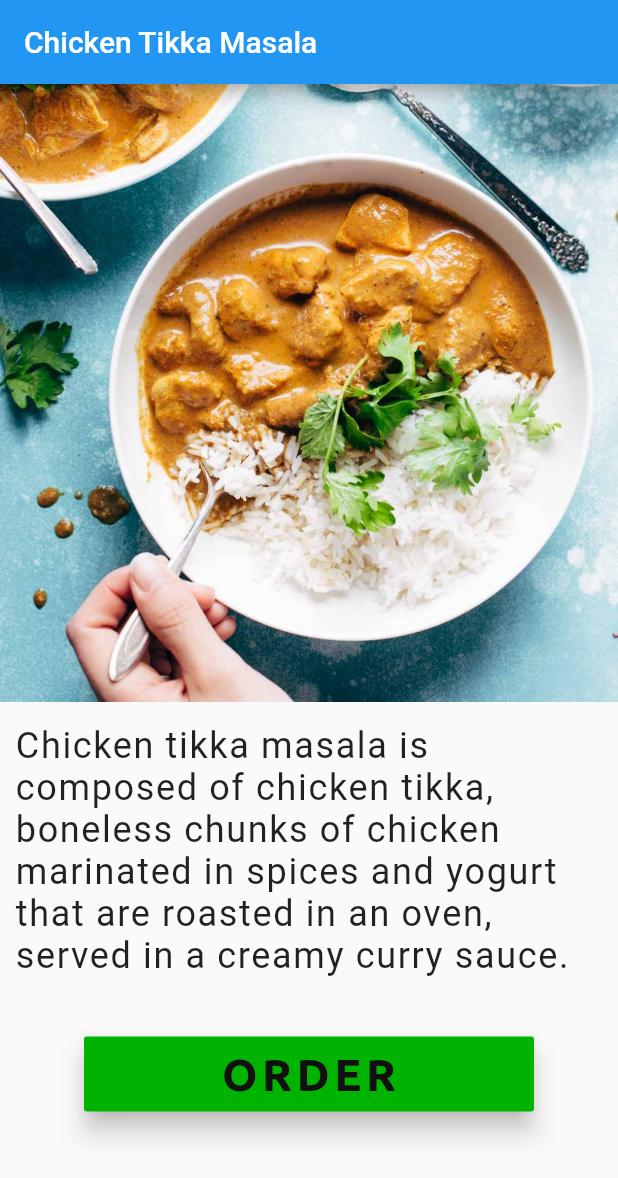
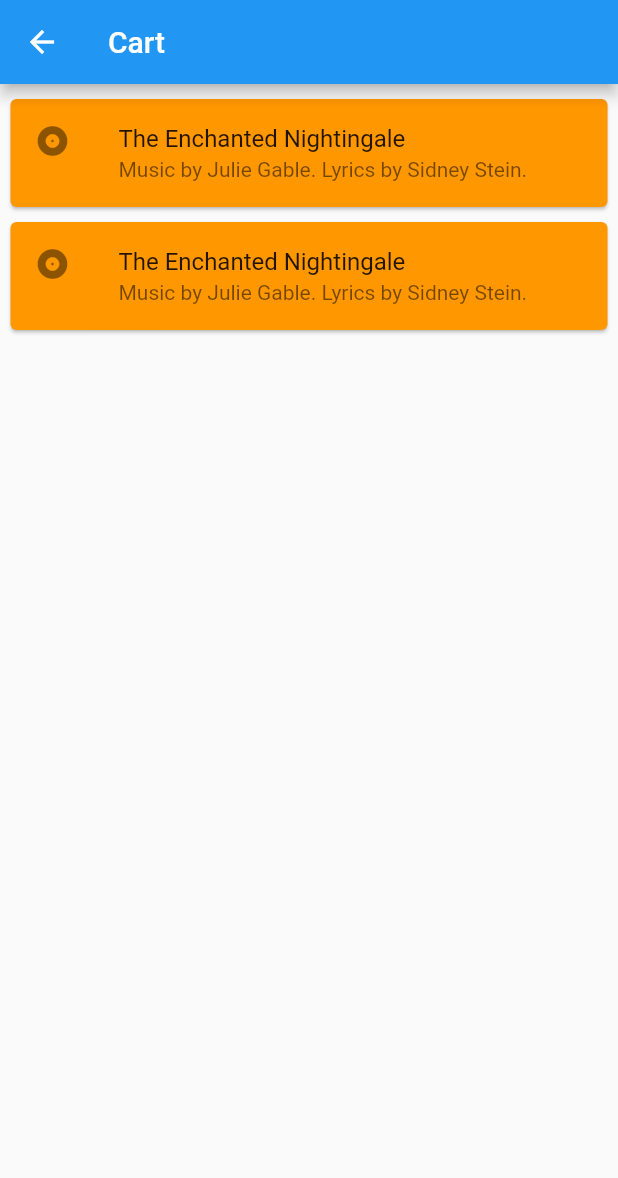
Before and after one commit to killerone/Easy-Order, a Flutter app: the screen it shows after launch, on a phone screen of 412 x 824 dp. Shown: the top 1178 px of the screen. Run offline on Flutter 3.47's test engine with Material 2 defaults, Android fonts, the phone set to English and light mode, and no system bars.

Commit message:
cart WIP

```diff
--- /dev/null
+++ b/lib/cart.dart
@@ -0,0 +1,41 @@
+import 'package:flutter/material.dart';
+
+class Cart extends StatelessWidget {
+  @override
+  Widget build(BuildContext context) {
+    return Scaffold(
+        appBar: AppBar(
+          title: Text("Cart"),
+          leading: IconButton(
+              icon: Icon(Icons.arrow_back),
+              onPressed: () {
+                previousScreen();
+              }),
+        ),
+        body: Column(
+          children: <Widget>[Cards(),Cards()],
+        ));
+  }
+
+
+}
+
+class Cards extends StatelessWidget {
+  @override
+  Widget build(BuildContext context) {
+    return Card(
+      child: Column(mainAxisSize: MainAxisSize.min, children: <Widget>[
+        const ListTile(
+          leading: Icon(Icons.album),
+          title: Text('The Enchanted Nightingale'),
+          subtitle: Text('Music by Julie Gable. Lyrics by Sidney Stein.'),
+        )
+      ]),
+      borderOnForeground: true,
+      color: Colors.orange,
+      margin: EdgeInsets.fromLTRB(7.0, 10.0, 7.0, 0.0),
+    );
+  }
+}
+
+void previousScreen() {}
--- a/lib/main.dart
+++ b/lib/main.dart
@@ -1,4 +1,5 @@
 import 'package:easy_order/item_details.dart';
+import 'package:easy_order/cart.dart';
 import 'package:flutter/material.dart';
 // import 'package:cloud_firestore/cloud_firestore.dart';
 
@@ -14,7 +15,7 @@ class MyApp extends StatelessWidget {
         theme: ThemeData(
           primarySwatch: Colors.blue,
         ),
-        home: ItemDetails());
+        home: Cart());
   }
 }
 
```
Also changed, not shown: lib/item_details.dart (+19 -6 lines).
